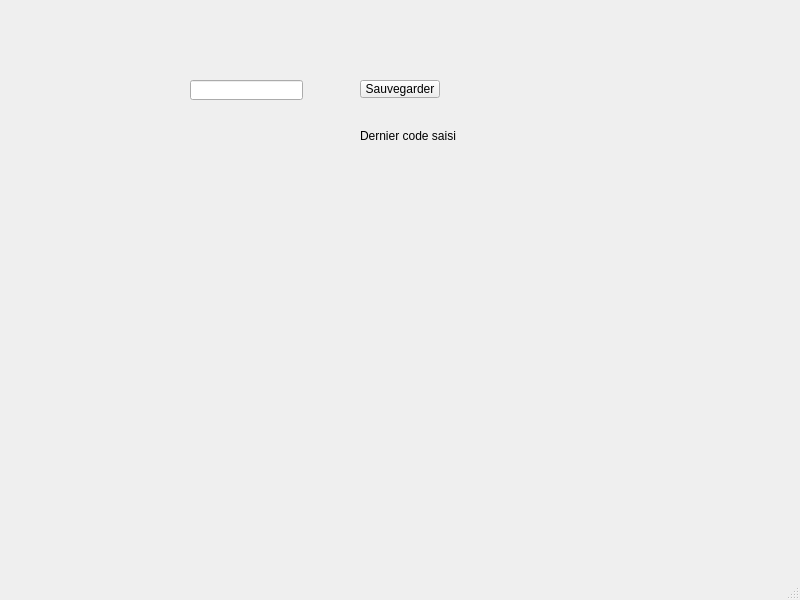
Before: the Qt Designer form mainwindow.ui in CelineCholin/TP1_QT_2, drawn with Qt 5.
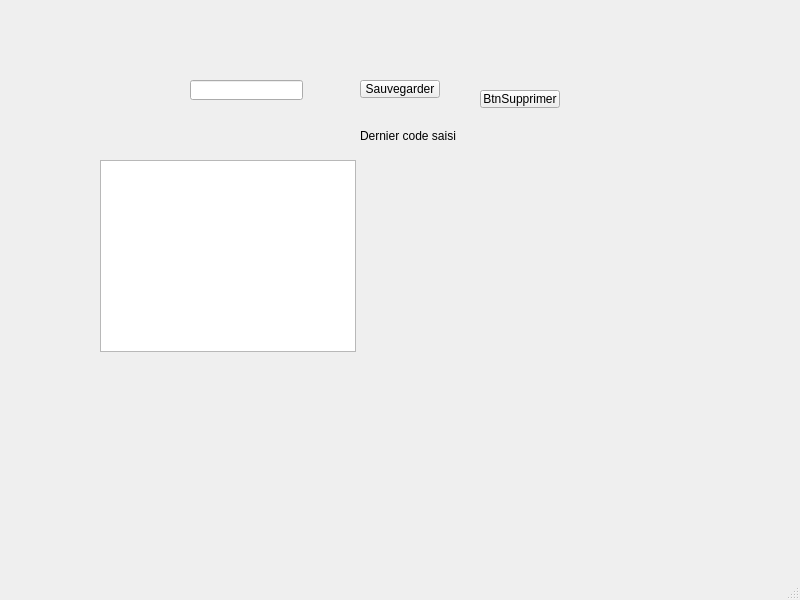
After: the same form once the commit is applied.

Commit message: Version avec Btn Supprime

What changed in the file:
```diff
--- a/mainwindow.ui
+++ b/mainwindow.ui
@@ -50,6 +50,29 @@
      <string>Dernier code saisi</string>
     </property>
    </widget>
+   <widget class="QListWidget" name="ListeDesCodes">
+    <property name="geometry">
+     <rect>
+      <x>100</x>
+      <y>160</y>
+      <width>256</width>
+      <height>192</height>
+     </rect>
+    </property>
+   </widget>
+   <widget class="QPushButton" name="pushButton">
+    <property name="geometry">
+     <rect>
+      <x>480</x>
+      <y>90</y>
+      <width>80</width>
+      <height>18</height>
+     </rect>
+    </property>
+    <property name="text">
+     <string>BtnSupprimer</string>
+    </property>
+   </widget>
   </widget>
   <widget class="QMenuBar" name="menubar">
    <property name="geometry">
```
The commit also changes 2 other files.
